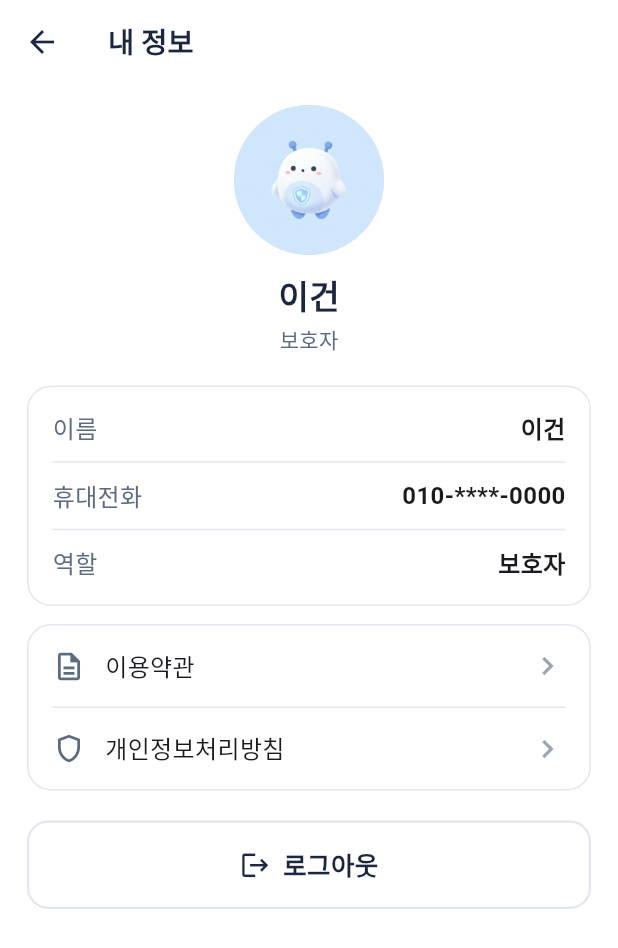
After one commit to SafeFam/SafeFam_FE, a Flutter app: the MoreScreen screen opened directly, after a tap on "내 정보", on a phone screen of 412 x 824 dp. The commit adds this screen. Shown: the top 948 px of the screen. Run offline on Flutter 3.47's test engine with Material 3 defaults, Android fonts, the phone set to English and light mode, and no system bars; Roboto replaces fonts that are missing (Pretendard).

Commit message:
feat: add my page screen and wire it into more screen

```diff
--- a/lib/screens/more_screen.dart
+++ b/lib/screens/more_screen.dart
@@ -3,6 +3,7 @@ import '../theme/app_theme.dart';
 import '../widgets/common.dart';
 import 'results.dart';
 import 'family_flow.dart';
+import 'mypage_screen.dart';
 
 /// 더보기(설정) — 홈 톱니바퀴로 진입(pushed). 하단 탭 없음.
 class MoreScreen extends StatefulWidget {
@@ -86,7 +87,9 @@ class _MoreScreenState extends State<MoreScreen> {
           SfCard(
             padding: const EdgeInsets.symmetric(horizontal: 16),
             child: Column(children: [
-              _link(Icons.manage_accounts_outlined, '내 정보'),
+              _link(Icons.manage_accounts_outlined, '내 정보',
+                  onTap: () => Navigator.push(context,
+                      MaterialPageRoute(builder: (_) => const MyPageScreen()))),
               const Divider(color: AppColors.line, height: 1),
               _link(Icons.logout, '로그아웃'),
             ]),
--- /dev/null
+++ b/lib/screens/mypage_screen.dart
@@ -0,0 +1,118 @@
+import 'package:flutter/material.dart';
+import '../theme/app_theme.dart';
+import '../widgets/common.dart';
+import '../services/auth_api.dart';
+import 'login_screen.dart';
+
+/// 마이페이지 — 내 정보 + 로그아웃. (더보기 > 내 정보에서 진입)
+class MyPageScreen extends StatelessWidget {
+  const MyPageScreen({super.key});
+
+  Future<void> _logout(BuildContext context) async {
+    final ok = await showDialog<bool>(
+      context: context,
+      builder: (_) => AlertDialog(
+        title: const Text('로그아웃', style: TextStyle(fontSize: 18, fontWeight: FontWeight.w700)),
+        content: const Text('정말 로그아웃할까요?', style: TextStyle(fontSize: 15)),
+        actions: [
+          TextButton(onPressed: () => Navigator.pop(context, false), child: const Text('취소')),
+          TextButton(
+              onPressed: () => Navigator.pop(context, true),
+              child: const Text('로그아웃', style: TextStyle(color: AppColors.high))),
+        ],
+      ),
+    );
+    if (ok != true) return;
+    await AuthApi.logout();
+    if (context.mounted) {
+      Navigator.pushAndRemoveUntil(
+          context, MaterialPageRoute(builder: (_) => const LoginScreen()), (r) => false);
+    }
+  }
+
+  @override
+  Widget build(BuildContext context) {
+    return Scaffold(
+      appBar: AppBar(
+        backgroundColor: Colors.white,
+        surfaceTintColor: Colors.white,
+        elevation: 0,
+        leading: IconButton(
+            icon: const Icon(Icons.arrow_back, color: AppColors.t1),
+            onPressed: () => Navigator.maybePop(context)),
+        title: const Text('내 정보', style: AppText.titleScreen),
+      ),
+      body: FutureBuilder<UserProfile>(
+        future: AuthApi.myProfile(),
+        builder: (context, snap) {
+          if (!snap.hasData) {
+            return const Center(child: CircularProgressIndicator(color: AppColors.blue));
+          }
+          final u = snap.data!;
+          return ListView(
+            padding: const EdgeInsets.fromLTRB(18, 14, 18, 18),
+            children: [
+              Center(
+                child: Column(
+                  children: [
+                    const CharacterDisc(100),
+                    const SizedBox(height: 12),
+                    Text(u.name, style: AppText.titleResult),
+                    const SizedBox(height: 4),
+                    Text(u.role, style: AppText.caption),
+                  ],
+                ),
+              ),
+              const SizedBox(height: 20),
+              SfCard(
+                child: Column(
+                  children: [
+                    _row('이름', u.name),
+                    const Divider(color: AppColors.line, height: 22),
+                    _row('휴대전화', u.phoneMasked),
+                    const Divider(color: AppColors.line, height: 22),
+                    _row('역할', u.role),
+                  ],
+                ),
+              ),
+              const SizedBox(height: 12),
+              SfCard(
+                padding: const EdgeInsets.symmetric(horizontal: 16),
+                child: Column(
+                  children: [
+                    _link(Icons.description_outlined, '이용약관'),
+                    const Divider(color: AppColors.line, height: 1),
+                    _link(Icons.shield_outlined, '개인정보처리방침'),
+                  ],
+                ),
+              ),
+              const SizedBox(height: 20),
+              SfButton('로그아웃',
+                  icon: Icons.logout, variant: SfBtn.ghost, onTap: () => _logout(context)),
+            ],
+          );
+        },
+      ),
+    );
+  }
+
+  Widget _row(String k, String v) => Row(
+        mainAxisAlignment: MainAxisAlignment.spaceBetween,
+        children: [
+          Text(k, style: const TextStyle(fontSize: 16, color: AppColors.t2)),
+          Text(v, style: const TextStyle(fontSize: 16, fontWeight: FontWeight.w600)),
+        ],
+      );
+
+  Widget _link(IconData icon, String label) => Padding(
+        padding: const EdgeInsets.symmetric(vertical: 15),
+        child: Row(
+          children: [
+            Icon(icon, color: AppColors.t2, size: 22),
+            const SizedBox(width: 13),
+            Expanded(child: Text(label, style: const TextStyle(fontSize: 16))),
+            const Icon(Icons.chevron_right, color: AppColors.t3),
+          ],
+        ),
+      );
+}
```
